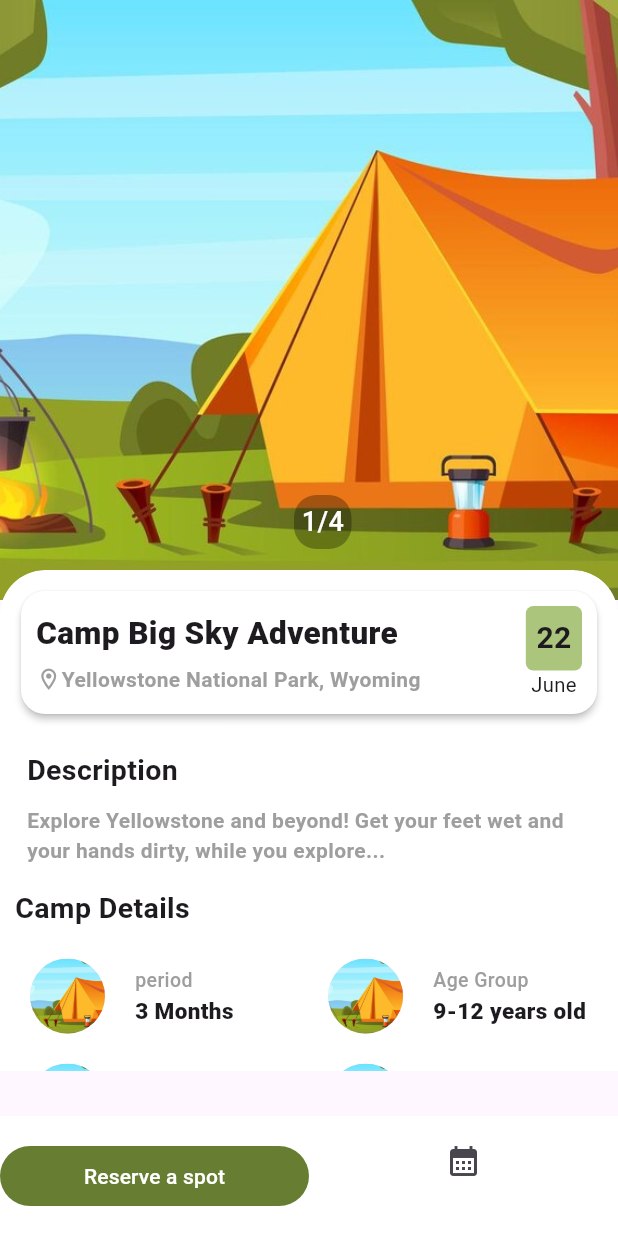
After one commit to rayenchelba/Camping_app, a Flutter app: the screen it shows after launch, after a tap on "22", on a phone screen of 412 x 824 dp. The commit adds this screen. Run offline on Flutter 3.47's test engine with Material 3 defaults, Android fonts, the phone set to English and light mode, and no system bars; drawn by our look-alikes of carousel_slider.

Commit message:
detail view

```diff
--- /dev/null
+++ b/lib/classes/detail.dart
@@ -0,0 +1,15 @@
+class detail{
+  String cpTitle;
+  String location;
+  String description;
+  String period;
+  String in_out;
+  String ages;
+  bool meal;
+  detail({required this.cpTitle,
+    required this.location,
+    required this.description,
+    required this.period,
+    required this.in_out,
+    required this.ages,
+    required this.meal,});}
--- a/lib/classes/recmdation.dart
+++ b/lib/classes/recmdation.dart
@@ -1,16 +1,79 @@
+import 'package:camping_app/classes/detail.dart';
+
 class recomdation{
   String path;
   String location;
   String title;
   String month;
   String day;
-  recomdation({required this.title,required this.path,required this.location,required this.month,required this.day});
-  static List<recomdation> getrec(){
-    List<recomdation> ls=[];
-    ls.add(recomdation(title: 'Camp Granite Lake', path: 'assets/images/camping.jpg', location: 'Golden,Colorado,Us', month: 'June', day: '22'));
-    ls.add(recomdation(title: 'Camp Granite Lake', path: 'assets/images/camping.jpg', location: 'Golden,Colorado,Us', month: 'June', day: '22'));
-    ls.add(recomdation(title: 'Camp Granite Lake', path: 'assets/images/camping.jpg', location: 'Golden,Colorado,Us', month: 'June', day: '22'));
-    ls.add(recomdation(title: 'Camp Granite Lake', path: 'assets/images/camping.jpg', location: 'Golden,Colorado,Us', month: 'June', day: '22'));
-    return ls;
+  detail det;
+  recomdation({required this.title,required this.path,required this.location,required this.month,required this.day,required this.det});
+  static List<recomdation> getrec() {
+    return [
+      recomdation(
+        title: 'Camp Granite Lake',
+        path: 'assets/images/camping.jpg',
+        location: 'Golden, Colorado, US',
+        month: 'June',
+        day: '22',
+        det: detail(
+          cpTitle: 'Camp Big Sky Adventure',
+          location: 'Yellowstone National Park, Wyoming',
+          description: 'Explore Yellowstone and beyond! Get your feet wet and your hands dirty, while you explore...',
+          period: '3 Months',
+          in_out: 'Outside',
+          ages: '9-12 years old',
+          meal: true,
+        ),
+      ),
+      recomdation(
+        title: 'Camp Granite Lake',
+        path: 'assets/images/camping.jpg',
+        location: 'Golden, Colorado, US',
+        month: 'June',
+        day: '22',
+        det: detail(
+          cpTitle: 'Camp Big Sky Adventure',
+          location: 'Yellowstone National Park, Wyoming',
+          description: 'Explore Yellowstone and beyond! Get your feet wet and your hands dirty, while you explore...',
+          period: '3 Months',
+          in_out: 'Outside',
+          ages: '9-12 years old',
+          meal: true,
+        ),
+      ),
+      recomdation(
+        title: 'Camp Granite Lake',
+        path: 'assets/images/camping.jpg',
+        location: 'Golden, Colorado, US',
+        month: 'June',
+        day: '22',
+        det: detail(
+          cpTitle: 'Camp Big Sky Adventure',
+          location: 'Yellowstone National Park, Wyoming',
+          description: 'Explore Yellowstone and beyond! Get your feet wet and your hands dirty, while you explore...',
+          period: '3 Months',
+          in_out: 'Outside',
+          ages: '9-12 years old',
+          meal: true,
+        ),
+      ),
+      recomdation(
+        title: 'Camp Granite Lake',
+        path: 'assets/images/camping.jpg',
+        location: 'Golden, Colorado, US',
+        month: 'June',
+        day: '22',
+        det: detail(
+          cpTitle: 'Camp Big Sky Adventure',
+          location: 'Yellowstone National Park, Wyoming',
+          description: 'Explore Yellowstone and beyond! Get your feet wet and your hands dirty, while you explore...',
+          period: '3 Months',
+          in_out: 'Outside',
+          ages: '9-12 years old',
+          meal: true,
+        ),
+      ),
+    ];
   }
 }
--- a/lib/main.dart
+++ b/lib/main.dart
@@ -1,4 +1,5 @@
 import 'package:camping_app/views/HomePage.dart';
+import 'package:camping_app/views/Detailview.dart';
 import 'package:flutter/material.dart';
 
 void main() {
@@ -19,6 +20,9 @@ class MyApp extends StatelessWidget {
         useMaterial3: true,
       ),
       home: Homepage(),
-    );
+      routes:
+      {
+
+        });
   }
 }
--- /dev/null
+++ b/lib/views/DetailView.dart
@@ -0,0 +1,320 @@
+import 'package:camping_app/classes/recmdation.dart';
+import 'package:carousel_slider/carousel_options.dart';
+import 'package:carousel_slider/carousel_slider.dart';
+import 'package:flutter/material.dart';
+
+class Detailview extends StatefulWidget {
+  final recomdation p;
+  Detailview({super.key,required this.p});
+
+  @override
+  State<Detailview> createState() => _DetailviewState();
+}
+
+class _DetailviewState extends State<Detailview> {
+  @override
+  Widget build(BuildContext context) {
+    return Scaffold(
+      body: SafeArea(
+        child: Container(
+          height: double.infinity,
+          child: Stack(
+            children: [
+          CarouselSlider(
+          items: List.generate(4, (index) {
+            return Stack(
+              children: [
+                Container(
+                  height: 400,
+                  width: double.infinity,
+                  decoration: const BoxDecoration(
+                    image: DecorationImage(
+                      image: AssetImage('assets/images/camping.jpg'),
+                      fit: BoxFit.cover,
+                    ),
+                  ),
+                ),
+                Positioned(
+                  top: 330,
+                  left:MediaQuery.of(context).size.width/2-10,
+                  child: Container(
+                    padding: EdgeInsets.all(5),
+                    decoration:BoxDecoration(
+                      borderRadius: BorderRadius.circular(15),
+                      color: Colors.black.withOpacity(0.3)
+                    ),
+                    child: Text(
+                      (index + 1).toString()+'/4',
+                      style: const TextStyle(
+                        fontWeight: FontWeight.w500,
+                        fontSize: 18,
+                        color: Colors.white,
+
+                      ),
+                    ),
+                  ),
+                ),
+              ],
+            );
+          }),
+          options: CarouselOptions(
+            height: 400,
+            viewportFraction: 1.0,
+          ),
+        ),
+
+        Positioned(
+                   top: 380,
+                   left: 0,
+                   right: 0,
+                   child: ClipRRect(
+                      borderRadius:
+                      const BorderRadius.vertical(top: Radius.circular(30)),
+                      child: Container(
+                        width: double.infinity,
+                        height: (MediaQuery.of(context).size.height-380),
+                        decoration: const BoxDecoration(
+                          color: Colors.white,
+                          borderRadius: BorderRadius.vertical(
+                            top: Radius.circular(30),
+                          ),
+                        ),
+                        child: Padding(
+                          padding: const EdgeInsets.all(10),
+                          child: Column(
+                            crossAxisAlignment: CrossAxisAlignment.start,
+                            children: [
+                              Card(
+                                color:  Colors.white,
+                                elevation: 2,
+                                shape: RoundedRectangleBorder(
+                                  borderRadius: BorderRadius.circular(16),
+                                ),
+                                child: Container(
+                                  width: double.infinity,
+                                  padding: const EdgeInsets.all(10),
+                                  child: Row(
+                                    mainAxisAlignment: MainAxisAlignment.spaceBetween,
+                                    children: [
+                                      Column(
+                                        crossAxisAlignment:CrossAxisAlignment.start,
+                                        mainAxisAlignment: MainAxisAlignment.start,
+                                        children: [
+                                          Text(
+                                            widget.p.det.cpTitle,
+                                            style: const TextStyle(
+                                              fontSize: 21,
+                                              fontWeight:
+                                              FontWeight.w900,
+                                            ),
+                                          ),
+                                          SizedBox(height: 6,),
+                                          Row(
+                                            children: [
+                                              Icon(Icons.location_on_outlined,color: Colors.grey,size: 17,),
+                                              Text(
+                                                widget.p.det.location,
+                                                style: const TextStyle(
+                                                  color: Colors.grey,
+                                                  fontSize: 14,
+                                                  fontWeight: FontWeight.w600
+                                                ),
+                                              ),
+                                            ],
+                                          ),
+                                        ],
+                                      ),
+                                      const SizedBox(width: 20),
+                                      Column(
+                                        mainAxisAlignment: MainAxisAlignment.center,
+                                        crossAxisAlignment: CrossAxisAlignment.center,
+                                        children: [
+                                          Container(
+                                            padding:
+                                            const EdgeInsets.all(7),
+                                            decoration: BoxDecoration(
+                                              color: const Color(0xff89AC46)
+                                                  .withOpacity(0.7),
+                                              borderRadius: BorderRadius.circular(5)
+                                            ),
+                                            child: Text(
+                                              widget.p.day,
+                                              style: const TextStyle(
+                                                fontSize: 20,
+                                                fontWeight: FontWeight.w600
+                                              ),
+                                            ),
+                                          ),
+                                          Text(
+                                            widget.p.month,
+                                            style: const TextStyle(
+                                              fontSize: 13.5,
+                                            ),
+                                          ),
+                                        ],
+                                      ),
+                                    ],
+                                  ),
+                                ),
+                              ),
+                              const SizedBox(height: 20),
+
+                              Padding(
+                                padding: const EdgeInsets.only(
+                                    left: 8, bottom: 15, top: 0),
+                                child: Column(
+                                  crossAxisAlignment: CrossAxisAlignment.start,
+                                  children: [
+                                    const Text(
+                                      'Description',
+                                      style: TextStyle(
+                                          fontWeight: FontWeight.w600, fontSize: 19),
+                                    ),
+                                    SizedBox(height: 10,),
+                                    Text(widget.p.det.description,style: const TextStyle(
+                                        color: Colors.grey,
+                                        fontSize: 14,
+                                        fontWeight: FontWeight.w600
+                                    ),)
+                                  ],
+                                ),
+                              ),
+                              Text(
+                                'Camp Details',
+                                style: TextStyle(
+                                    fontWeight: FontWeight.w600, fontSize: 19),
+                              ),
+                              SizedBox(height: 20,),
+                              Padding(
+                                padding: EdgeInsets.only(left: 10,right: 10),
+                                child: Row(
+                                  children: [
+                                    Column(
+                                      crossAxisAlignment: CrossAxisAlignment.start,
+                                      children: [
+                                        Row(
+                                          children: [
+                                          CircleAvatar(
+                                            radius:25,
+                                            backgroundImage: AssetImage(widget.p.path),
+                                          ),
+                                          SizedBox(width: 20,),
+                                          Column(
+                                            crossAxisAlignment: CrossAxisAlignment.start,
+                                            children: [
+                                              Text('period',style: TextStyle(
+                                                  fontSize: 13,
+                                                  fontWeight: FontWeight.w500,
+                                                  color: Colors.grey
+                                              ),),
+                                              Text(widget.p.det.period,style: TextStyle(
+                                                  fontWeight: FontWeight.w800,
+                                                  fontSize: 15
+                                              ),)
+                                          ],)
+                                        ],),
+                                        SizedBox(height: 20,),
+                                        Row(children: [
+                                          CircleAvatar(
+                                            radius:25,
+                                            backgroundImage: AssetImage(widget.p.path),
+                                          ),
+                                          SizedBox(width: 20,),
+                                          Column(
+                                            crossAxisAlignment: CrossAxisAlignment.start,
+                                            children: [
+                                              Text('Inside/Outside',style: TextStyle(
+                                                  fontSize: 13,
+                                                  fontWeight: FontWeight.w500,
+                                                  color: Colors.grey
+                                              ),),
+                                              Text(widget.p.det.in_out,style: TextStyle(
+                                                  fontWeight: FontWeight.w800,
+                                                  fontSize: 15
+                                              ),)
+                                          ],)
+                                        ],)
+                                      ],
+                                    ),
+                                    SizedBox(width: 40,),
+                                    Column(
+                                      crossAxisAlignment: CrossAxisAlignment.start,
+                                      children: [
+                                        Row(children: [
+                                          CircleAvatar(
+                                            radius:25,
+                                            backgroundImage: AssetImage(widget.p.path),
+                                          ),
+                                          SizedBox(width: 20,),
+                                          Column(
+                                            crossAxisAlignment: CrossAxisAlignment.start,
+                                            children: [
+                                              Text('Age Group',style: TextStyle(
+                                                  fontSize: 13,
+                                                  fontWeight: FontWeight.w500,
+                                                  color: Colors.grey
+                                              ),),
+                                              Text(widget.p.det.ages,style: TextStyle(
+                                                  fontWeight: FontWeight.w800,
+                                                  fontSize: 15
+                                              ),)
+                                          ],)
+                                        ],),
+                                        SizedBox(height: 20,),
+                                        Row(children: [
+                                          CircleAvatar(
+                                            radius:25,
+                                            backgroundImage: AssetImage(widget.p.path),
+                                          ),
+                                          SizedBox(width: 20,),
+                                          Column(
+                                            crossAxisAlignment: CrossAxisAlignment.start,
+                                            children: [
+                                            Text('Meals Provided',style: TextStyle(
+                                              fontSize: 13,
+                                              fontWeight: FontWeight.w500,
+                                              color: Colors.grey
+                                            ),),
+                                            Text(widget.p.det.meal?'Yes':'Non',style: TextStyle(
+                                              fontWeight: FontWeight.w800,
+                                              fontSize: 15
+                                            ),)
+                                          ],)
+                                        ],)
+                                      ],
+                                    )
+                                  ],
+                                ),
+                              )
+                            ],
+                          ),
+                        ),
+                      ),
+                    ),
+                 ),
+            ],
+          ),
+        ),
+      ),
+      bottomNavigationBar: Container(
+        margin: EdgeInsets.only(top: 30),
+        child: NavigationBar(
+          backgroundColor: Colors.white,
+          destinations: [
+            FilledButton(
+              style: FilledButton.styleFrom(
+                backgroundColor: Color(0xff677E32),
+              ),
+              child: const Text('Reserve a spot'),
+              onPressed: () {},
+            ),
+            const NavigationDestination(
+              icon: Icon(Icons.calendar_month),
+              label: '',
+            ),
+          ],
+        ),
+      ),
+    );
+  }
+}
--- a/lib/views/HomePage.dart
+++ b/lib/views/HomePage.dart
@@ -1,3 +1,5 @@
+import 'package:camping_app/views/DetailView.dart';
+
 import '../classes/recmdation.dart';
 import 'package:flutter/material.dart';
 import '../classes/camps.dart';
@@ -35,8 +37,8 @@ class _HomepageState extends State<Homepage> {
   @override
   void dispose() {
     // TODO: implement dispose
+    scrolcrtl.dispose();
     super.dispose();
-    scrolcrtl.dispose();
   }
   @override
   Widget build(BuildContext context) {
@@ -157,7 +159,6 @@ class _HomepageState extends State<Homepage> {
                                 ),
                               ),
                               const SizedBox(height: 20),
-                              // Horizontal list of camps
                               SizedBox(
                                 height: 120,
                                 child: ListView.separated(
@@ -187,7 +188,6 @@ class _HomepageState extends State<Homepage> {
                                   },
                                 ),
                               ),
-                              // Recommendation Section Header
                               const Padding(
                                 padding: EdgeInsets.only(
                                     left: 8, bottom: 15, top: 10),
@@ -197,13 +197,14 @@ class _HomepageState extends State<Homepage> {
                                       fontWeight: FontWeight.bold, fontSize: 18),
                                 ),
                               ),
-                              // Vertical list of recommendation cards
                               ListView.separated(
                                 shrinkWrap: true,
                                 physics: const NeverScrollableScrollPhysics(),
                                 itemCount: rc.length,
                                 itemBuilder: (context, index) {
-                                  return Card(
+                                  return GestureDetector(
+                                    onTap: ()=>click(index),
+                                    child: Card(
                                       color: Colors.white,
                                       clipBehavior: Clip.antiAlias,
                                       elevation: 2,
@@ -270,6 +271,7 @@ class _HomepageState extends State<Homepage> {
                                           ),
                                         ],
                                       ),
+                                    ),
                                   );
                                 },
                                 separatorBuilder: (context, index) =>
@@ -317,9 +319,8 @@ class _HomepageState extends State<Homepage> {
           ],
         ),
       ),
-      // Floating Action Button (Map)
       floatingActionButton: AnimatedSwitcher(
-        duration: Duration(seconds: 2),
+        duration: const Duration(seconds: 20),
         child:btn ? FloatingActionButton.extended(
           onPressed: () {},
           shape: RoundedRectangleBorder(
@@ -339,7 +340,8 @@ class _HomepageState extends State<Homepage> {
               ),
             ],
           ),
-        ) :FloatingActionButton(
+        )
+            :FloatingActionButton(
           onPressed: () {},
           shape: RoundedRectangleBorder(
             borderRadius: BorderRadius.circular(30),
@@ -355,4 +357,7 @@ class _HomepageState extends State<Homepage> {
       floatingActionButtonLocation: FloatingActionButtonLocation.centerDocked,
     );
   }
+  click(int index){
+    Navigator.push(context, MaterialPageRoute(builder: (context)=>Detailview(p: rc[index])));
   }
+}
--- a/pubspec.yaml
+++ b/pubspec.yaml
@@ -34,6 +34,7 @@ dependencies:
   # The following adds the Cupertino Icons font to your application.
   # Use with the CupertinoIcons class for iOS style icons.
   cupertino_icons: ^1.0.8
+  carousel_slider: ^5.0.0
 
 dev_dependencies:
   flutter_test:
```
Also changed, not shown: pubspec.lock. Lines whose indentation alone changed are shown as unchanged.
